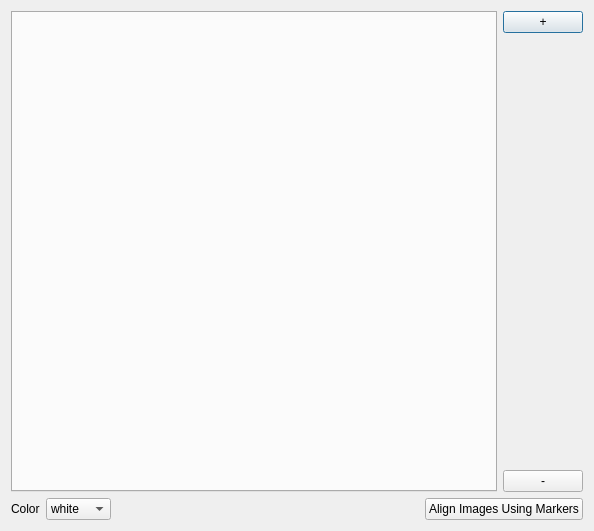
First picture: the form in notebooks/ui/ui_registration_markers.ui, repository neutronimaging/python_notebooks, before the edit.
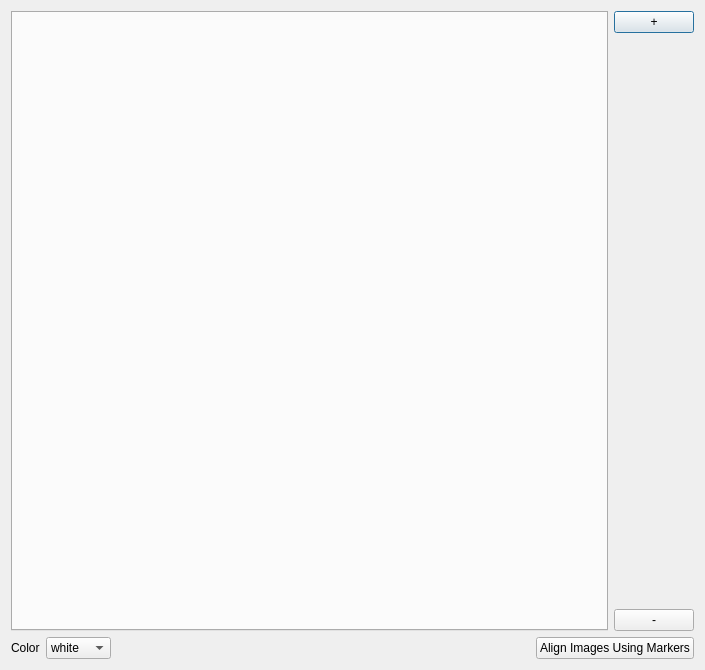
Second picture: the form after the edit.

Diff of the .ui file:
```diff
--- a/notebooks/ui/ui_registration_markers.ui
+++ b/notebooks/ui/ui_registration_markers.ui
@@ -6,8 +6,8 @@
    <rect>
     <x>0</x>
     <y>0</y>
-    <width>594</width>
-    <height>531</height>
+    <width>705</width>
+    <height>670</height>
    </rect>
   </property>
   <property name="windowTitle">
```
